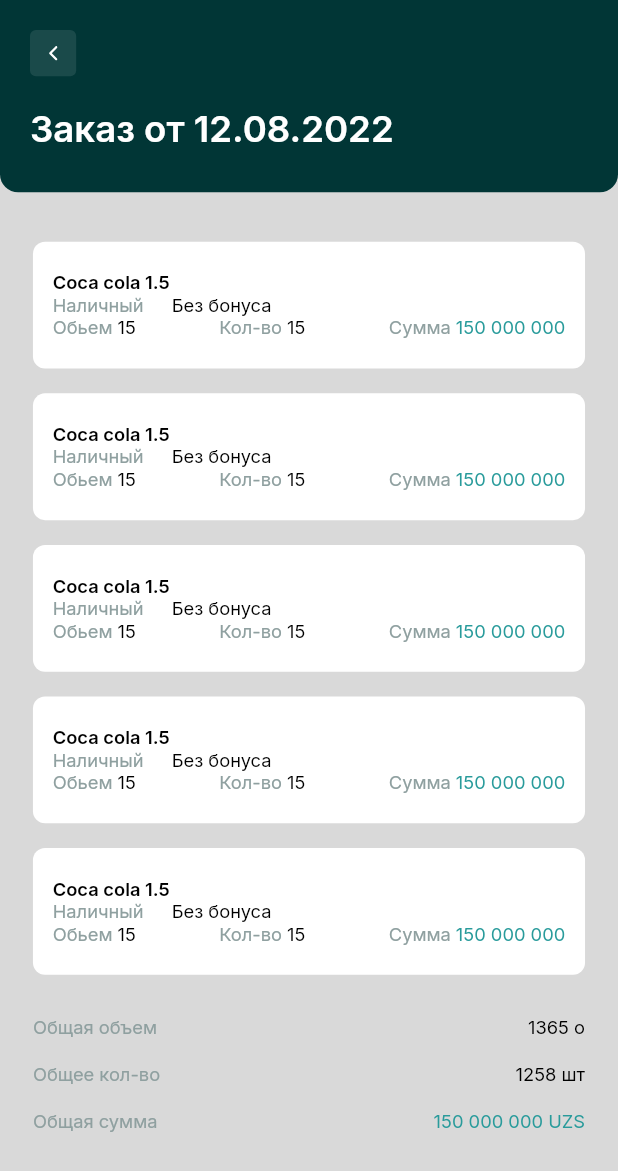
After one commit to Abdulloh-Abdullayev/agent_temporary, a Flutter app: the OrderFromWidget screen opened by its route, on a phone screen of 412 x 824 dp. The commit adds this screen. Shown: the top 1171 px of the screen. Run offline on Flutter 3.47's test engine with Material 2 defaults, Android fonts, the phone set to English and light mode, and no system bars; our stand-ins replace bloc, bot_toast, cached_network_image, dio, easy_localization, equatable and 13 more; missing offline and left inert: animated_digit, super_rich_text, uikit; accounts and stored records are empty; network calls fail.

Commit message:
history orders-top

```diff
--- /dev/null
+++ b/lib/ui/pages/history_orders/widgets/order_from_widget.dart
@@ -0,0 +1,212 @@
+import 'package:agent/core/extensions/app_extensions.dart';
+import 'package:agent/core/utils/colors.gen.dart';
+import 'package:agent/ui/widgets/app_widgets.dart';
+import 'package:flutter/cupertino.dart';
+import 'package:flutter/material.dart';
+import 'package:flutter_modular/flutter_modular.dart';
+import 'package:flutter_screenutil/flutter_screenutil.dart';
+
+class OrderFromModule extends Module {
+  @override
+  List<ModularRoute> get routes => [
+        ChildRoute(
+          OrderFromWidget.routeName,
+          child: (context, args) => const OrderFromWidget(),
+        )
+      ];
+}
+
+class OrderFromWidget extends StatelessWidget {
+  const OrderFromWidget({Key? key}) : super(key: key);
+  static String routeName = "/order-from";
+
+  @override
+  Widget build(BuildContext context) {
+    return SafeArea(
+      child: Scaffold(
+        backgroundColor: ColorName.bgColor,
+        body: Column(
+          children: [
+            Container(
+              decoration: BoxDecoration(
+                color: ColorName.primaryColor,
+                borderRadius: BorderRadius.vertical(
+                  bottom: Radius.circular(12.r),
+                ),
+              ),
+              width: 1.sw,
+              child: Column(
+                mainAxisAlignment: MainAxisAlignment.start,
+                crossAxisAlignment: CrossAxisAlignment.start,
+                children: [
+                  AppWidgets.backButton(() {
+                    Modular.to.pop();
+                  }).paddingSymmetric(
+                    horizontal: 20,
+                    vertical: 20,
+                  ),
+                  AppWidgets.textLocale(
+                    localeKey: "Заказ от 12.08.2022",
+                    fontSize: 24.sp,
+                    color: ColorName.white,
+                    fontWeight: FontWeight.w600,
+                  ).paddingOnly(
+                    bottom: 25.w,
+                    left: 20,
+                  ),
+                ],
+              ),
+            ),
+            buildOrdersWidget(),
+          ],
+        ),
+      ),
+    );
+  }
+
+  Widget buildOrdersWidget() {
+    return ListView(
+      shrinkWrap: true,
+      children: [
+        ListView.builder(
+          shrinkWrap: true,
+          itemCount: 5,
+          itemBuilder: ((context, index) {
+            return Container(
+              width: 1.sw,
+              decoration: BoxDecoration(
+                color: ColorName.white,
+                borderRadius: BorderRadius.circular(8.r),
+              ),
+              child: Column(
+                mainAxisAlignment: MainAxisAlignment.start,
+                crossAxisAlignment: CrossAxisAlignment.start,
+                children: [
+                  AppWidgets.textLocale(
+                    localeKey: "Coca cola 1.5",
+                    fontWeight: FontWeight.w600,
+                    fontSize: 12.sp,
+                  ),
+                  Row(
+                    children: [
+                      AppWidgets.textLocale(
+                        localeKey: "Наличный",
+                        color: ColorName.gray2,
+                        fontSize: 12.sp,
+                      ).paddingOnly(right: 17.w),
+                      AppWidgets.textLocale(
+                        localeKey: "Без бонуса",
+                        fontSize: 12.sp,
+                      ),
+                    ],
+                  ),
+                  Row(
+                    mainAxisAlignment: MainAxisAlignment.spaceBetween,
+                    children: [
+                      Row(
+                        children: [
+                          AppWidgets.textLocale(
+                            localeKey: "Обьем",
+                            color: ColorName.gray2,
+                            fontSize: 12.sp,
+                          ).paddingOnly(right: 3.w),
+                          AppWidgets.textLocale(
+                            localeKey: "15",
+                            fontSize: 12.sp,
+                          ),
+                        ],
+                      ),
+                      Row(
+                        children: [
+                          AppWidgets.textLocale(
+                            localeKey: "Кол-во",
+                            color: ColorName.gray2,
+                            fontSize: 12.sp,
+                          ).paddingOnly(right: 3.w),
+                          AppWidgets.textLocale(
+                            localeKey: "15",
+                            fontSize: 12.sp,
+                          ),
+                        ],
+                      ),
+                      Row(
+                        children: [
+                          AppWidgets.textLocale(
+                            localeKey: "Сумма",
+                            color: ColorName.gray2,
+                            fontSize: 12.sp,
+                          ).paddingOnly(right: 3.w),
+                          AppWidgets.textLocale(
+                            localeKey: "150 000 000",
+                            fontSize: 12.sp,
+                            color: ColorName.button,
+                          ),
+                        ],
+                      ),
+                    ],
+                  ),
+                ],
+              ).paddingSymmetric(
+                horizontal: 12.w,
+                vertical: 18.w,
+              ),
+            ).paddingOnly(
+              top: 15.w
+            );
+          }),
+        ),
+        Row(
+          mainAxisAlignment: MainAxisAlignment.spaceBetween,
+          children: [
+            AppWidgets.textLocale(
+              localeKey: "Общая объем",
+              color: ColorName.gray2,
+              fontSize: 12.sp,
+            ).paddingOnly(right: 17.w),
+            AppWidgets.textLocale(
+              localeKey: "1365 о",
+              fontSize: 12.sp,
+            ),
+          ],
+        ).paddingOnly(
+            top: 25.w
+        ),
+        Row(
+          mainAxisAlignment: MainAxisAlignment.spaceBetween,
+          children: [
+            AppWidgets.textLocale(
+              localeKey: "Общее кол-во",
+              color: ColorName.gray2,
+              fontSize: 12.sp,
+            ).paddingOnly(right: 17.w),
+            AppWidgets.textLocale(
+              localeKey: "1258 шт",
+              fontSize: 12.sp,
+            ),
+          ],
+        ).paddingSymmetric(
+            vertical: 15.w
+        ),
+        Row(
+          mainAxisAlignment: MainAxisAlignment.spaceBetween,
+          children: [
+            AppWidgets.textLocale(
+              localeKey: "Общая сумма",
+              color: ColorName.gray2,
+              fontSize: 12.sp,
+            ).paddingOnly(right: 17.w),
+            AppWidgets.textLocale(
+              localeKey: "150 000 000 UZS",
+              fontSize: 12.sp,
+              color: ColorName.button,
+            ),
+          ],
+        ),
+      ],
+    ).paddingOnly(
+      top: 15.w,
+      left: 20.w,
+      right: 20.w,
+    );
+  }
+}
--- a/lib/ui/pages/home/home_page.dart
+++ b/lib/ui/pages/home/home_page.dart
@@ -59,8 +59,8 @@ class HomePage extends StatelessWidget {
         builder: (context, state) {
           return SafeArea(
             child: Scaffold(
+              drawer: LeftMenuPage(),
               key: HomePage.globalKey,
-              drawer: LeftMenuPage(),
               extendBody: true,
               body: bodyBuilder(state.appNavigationType, context).paddingOnly(bottom: 70,),
               bottomNavigationBar: AppNavigationBar(
--- a/lib/ui/pages/main_page/main_page.dart
+++ b/lib/ui/pages/main_page/main_page.dart
@@ -1,9 +1,7 @@
 import 'package:agent/core/extensions/app_extensions.dart';
 import 'package:agent/core/utils/colors.gen.dart';
-import 'package:agent/ui/pages/balance_page/balance_page.dart';
 import 'package:agent/ui/pages/main_page/bloc/main_cubit.dart';
 import 'package:agent/ui/pages/main_page/widgets/orders_widget.dart';
-import 'package:agent/ui/pages/refund_page/refund_page.dart';
 import 'package:agent/ui/widgets/app_widgets.dart';
 import 'package:agent/ui/widgets/appbar_main.dart';
 import 'package:flutter/material.dart';
@@ -59,7 +57,8 @@ class _MainPageState extends State<MainPage> with TickerProviderStateMixin {
               AppBarMain(
                 text: 'Главная',
                 menuTab: () {
-                  Modular.to.pushNamed(BalancePage.routeName);
+                  Scaffold.of(context).openDrawer();
+                  // Modular.to.pushNamed(BalancePage.routeName);
                 },
               ),
              Expanded(
--- a/pubspec.yaml
+++ b/pubspec.yaml
@@ -36,6 +36,7 @@ dependencies:
   cached_network_image: ^3.2.2
   flutter_easyloading: ^3.0.5
   image_picker: ^0.8.6
+  awesome_calendar: ^1.1.3
   bot_toast: ^4.0.3
   flutter_gen: ^5.0.3
   percent_indicator: ^4.2.2
```
Also changed, not shown: lib/app.dart (+7 -7 lines), lib/ui/pages/history_orders/history_orders_page.dart (+91 -14 lines), lib/ui/pages/history_orders/widgets/histoy_orders_filter.dart (added, +87 -0 lines), lib/ui/pages/left_menu/left_menu.dart (+25 -7 lines), pubspec.lock.
